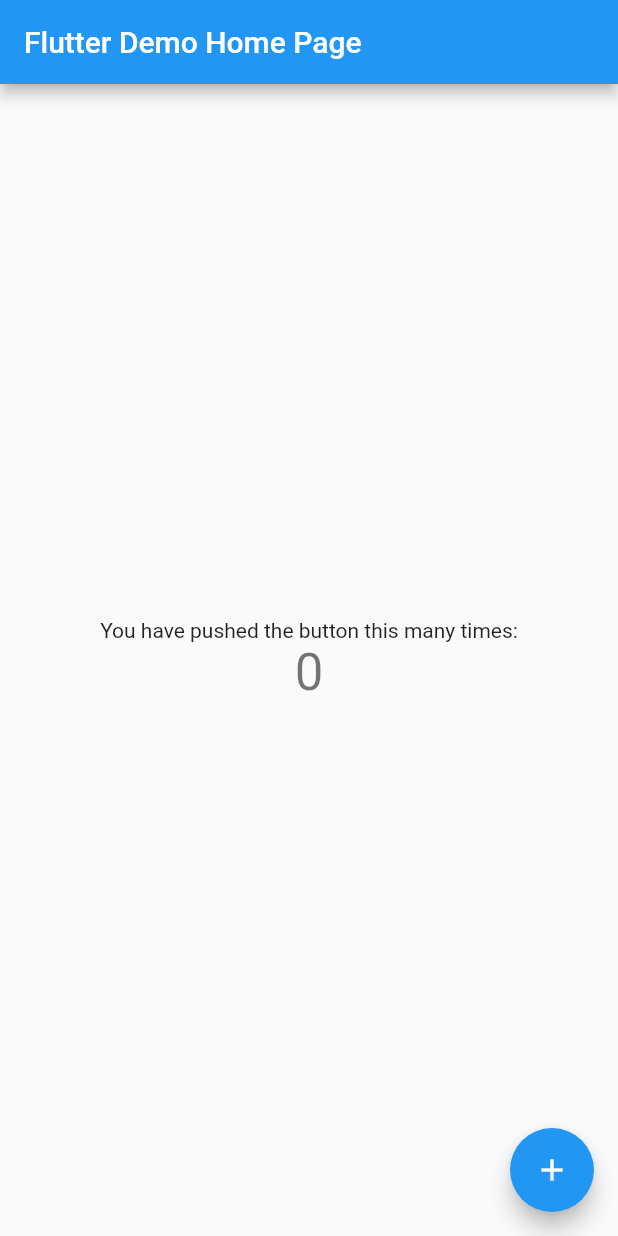
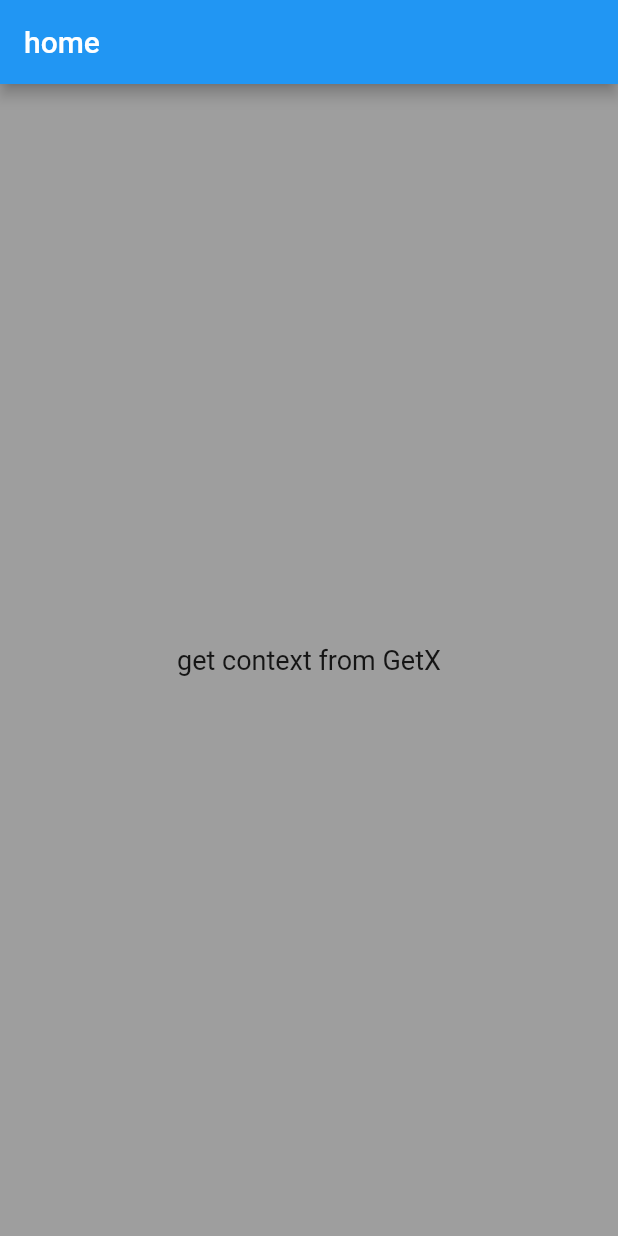
Before and after one commit to tospery/flutter_demo, a Flutter app: the screen it shows after launch, on a phone screen of 412 x 824 dp. Run offline on Flutter 3.47's test engine with Material 2 defaults, Android fonts, the phone set to English and light mode, and no system bars; our stand-ins replace get, getwidget.

Commit message:
get context from Getx

```diff
--- /dev/null
+++ b/lib/home_binding.dart
@@ -0,0 +1,9 @@
+import 'package:flutter_demo/home_controller.dart';
+import 'package:get/get.dart';
+
+class HomeBinding extends Bindings {
+  @override
+  void dependencies() {
+    Get.lazyPut<HomeController>(() => HomeController());
+  }
+}
--- /dev/null
+++ b/lib/home_controller.dart
@@ -0,0 +1,14 @@
+import 'package:get/get.dart';
+import 'package:getwidget/getwidget.dart';
+
+class HomeController extends GetxController {
+
+  void doTap() {
+    var context = Get.context;
+    if (context == null) {
+      return;
+    }
+    GFToast.showToast('this is message', context);
+  }
+
+}
--- /dev/null
+++ b/lib/home_page.dart
@@ -0,0 +1,30 @@
+import 'package:flutter/material.dart';
+import 'package:flutter_demo/home_controller.dart';
+import 'package:get/get.dart';
+
+class HomePage extends GetView<HomeController> {
+  const HomePage({super.key});
+
+  @override
+  Widget build(BuildContext context) {
+    return Scaffold(
+      appBar: AppBar(
+        title: const Text('home'),
+      ),
+      body: Container(
+        color: Colors.grey,
+        child: Center(
+          child: InkWell(
+            onTap: controller.doTap,
+            child: const Text(
+                'get context from GetX',
+                style: TextStyle(
+                  fontSize: 18,
+                ),
+              ),
+          ),
+        ),
+      ),
+    );
+  }
+}
--- a/lib/main.dart
+++ b/lib/main.dart
@@ -1,115 +1,19 @@
 import 'package:flutter/material.dart';
+import 'package:flutter_demo/home_binding.dart';
+import 'package:flutter_demo/home_page.dart';
+import 'package:flutter_demo/routes.dart';
+import 'package:get/get.dart';
 
-void main() {
-  runApp(const MyApp());
+void main() async {
+  WidgetsFlutterBinding.ensureInitialized();
+  runApp(
+    GetMaterialApp(
+      // navigatorKey: Get.key,
+      debugShowCheckedModeBanner: false,
+      getPages: Routes.getPages,
+      defaultTransition: Transition.native,
+      initialBinding: HomeBinding(),
+      home: const HomePage(),
+    ),
+  );
 }
-
-class MyApp extends StatelessWidget {
-  const MyApp({super.key});
-
-  // This widget is the root of your application.
-  @override
-  Widget build(BuildContext context) {
-    return MaterialApp(
-      title: 'Flutter Demo',
-      theme: ThemeData(
-        // This is the theme of your application.
-        //
-        // Try running your application with "flutter run". You'll see the
-        // application has a blue toolbar. Then, without quitting the app, try
-        // changing the primarySwatch below to Colors.green and then invoke
-        // "hot reload" (press "r" in the console where you ran "flutter run",
-        // or simply save your changes to "hot reload" in a Flutter IDE).
-        // Notice that the counter didn't reset back to zero; the application
-        // is not restarted.
-        primarySwatch: Colors.blue,
-      ),
-      home: const MyHomePage(title: 'Flutter Demo Home Page'),
-    );
-  }
-}
-
-class MyHomePage extends StatefulWidget {
-  const MyHomePage({super.key, required this.title});
-
-  // This widget is the home page of your application. It is stateful, meaning
-  // that it has a State object (defined below) that contains fields that affect
-  // how it looks.
-
-  // This class is the configuration for the state. It holds the values (in this
-  // case the title) provided by the parent (in this case the App widget) and
-  // used by the build method of the State. Fields in a Widget subclass are
-  // always marked "final".
-
-  final String title;
-
-  @override
-  State<MyHomePage> createState() => _MyHomePageState();
-}
-
-class _MyHomePageState extends State<MyHomePage> {
-  int _counter = 0;
-
-  void _incrementCounter() {
-    setState(() {
-      // This call to setState tells the Flutter framework that something has
-      // changed in this State, which causes it to rerun the build method below
-      // so that the display can reflect the updated values. If we changed
-      // _counter without calling setState(), then the build method would not be
-      // called again, and so nothing would appear to happen.
-      _counter++;
-    });
-  }
-
-  @override
-  Widget build(BuildContext context) {
-    // This method is rerun every time setState is called, for instance as done
-    // by the _incrementCounter method above.
-    //
-    // The Flutter framework has been optimized to make rerunning build methods
-    // fast, so that you can just rebuild anything that needs updating rather
-    // than having to individually change instances of widgets.
-    return Scaffold(
-      appBar: AppBar(
-        // Here we take the value from the MyHomePage object that was created by
-        // the App.build method, and use it to set our appbar title.
-        title: Text(widget.title),
-      ),
-      body: Center(
-        // Center is a layout widget. It takes a single child and positions it
-        // in the middle of the parent.
-        child: Column(
-          // Column is also a layout widget. It takes a list of children and
-          // arranges them vertically. By default, it sizes itself to fit its
-          // children horizontally, and tries to be as tall as its parent.
-          //
-          // Invoke "debug painting" (press "p" in the console, choose the
-          // "Toggle Debug Paint" action from the Flutter Inspector in Android
-          // Studio, or the "Toggle Debug Paint" command in Visual Studio Code)
-          // to see the wireframe for each widget.
-          //
-          // Column has various properties to control how it sizes itself and
-          // how it positions its children. Here we use mainAxisAlignment to
-          // center the children vertically; the main axis here is the vertical
-          // axis because Columns are vertical (the cross axis would be
-          // horizontal).
-          mainAxisAlignment: MainAxisAlignment.center,
-          children: <Widget>[
-            const Text(
-              'You have pushed the button this many times:',
-            ),
-            Text(
-              '$_counter',
-              style: Theme.of(context).textTheme.headline4,
-            ),
-          ],
-        ),
-      ),
-      floatingActionButton: FloatingActionButton(
-        onPressed: _incrementCounter,
-        tooltip: 'Increment',
-        child: const Icon(Icons.add),
-      ), // This trailing comma makes auto-formatting nicer for build methods.
-    );
-  }
-}
```
Also changed, not shown: lib/routes.dart (added, +15 -0 lines), pubspec.yaml (+2 -72 lines), pubspec.lock, 19 other files.
